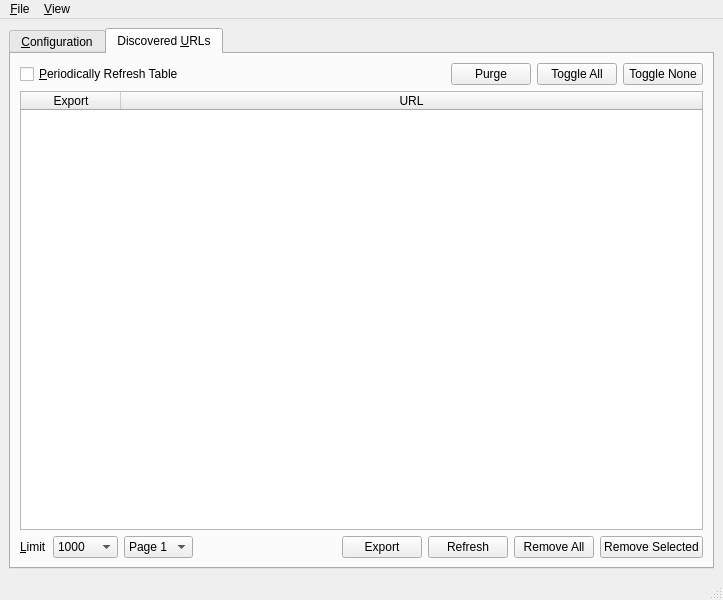
First picture: the form in UI/pandemonium.ui, repository nurfalie/pandamonium, before the edit.
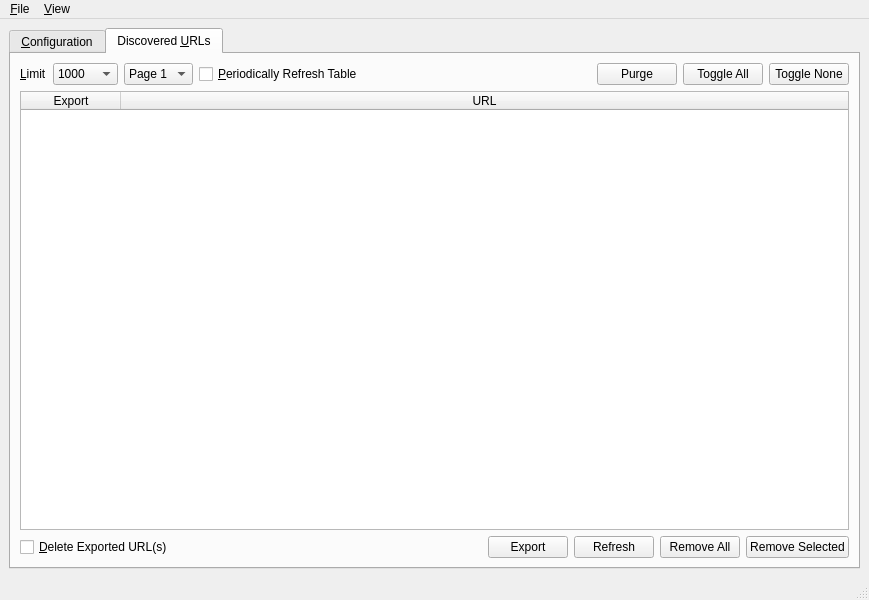
Second picture: the form after the edit. The open tabs and pages were chosen to show the change. Icons and pictures are not drawn.

Commit message: Optionally remove exported URLs.

Diff of the .ui file:
```diff
--- a/UI/pandemonium.ui
+++ b/UI/pandemonium.ui
@@ -6,7 +6,7 @@
    <rect>
     <x>0</x>
     <y>0</y>
-    <width>723</width>
+    <width>869</width>
     <height>600</height>
    </rect>
   </property>
@@ -449,6 +449,60 @@
        <layout class="QVBoxLayout" name="verticalLayout_4">
         <item>
          <layout class="QHBoxLayout" name="horizontalLayout_5">
+          <item>
+           <widget class="QLabel" name="label_8">
+            <property name="text">
+             <string>&amp;Limit</string>
+            </property>
+            <property name="buddy">
+             <cstring>page_limit</cstring>
+            </property>
+           </widget>
+          </item>
+          <item>
+           <widget class="QComboBox" name="page_limit">
+            <property name="sizeAdjustPolicy">
+             <enum>QComboBox::AdjustToContents</enum>
+            </property>
+            <item>
+             <property name="text">
+              <string>1000</string>
+             </property>
+            </item>
+            <item>
+             <property name="text">
+              <string>2500</string>
+             </property>
+            </item>
+            <item>
+             <property name="text">
+              <string>5000</string>
+             </property>
+            </item>
+            <item>
+             <property name="text">
+              <string>7500</string>
+             </property>
+            </item>
+            <item>
+             <property name="text">
+              <string>10000</string>
+             </property>
+            </item>
+           </widget>
+          </item>
+          <item>
+           <widget class="QComboBox" name="page">
+            <property name="sizeAdjustPolicy">
+             <enum>QComboBox::AdjustToContents</enum>
+            </property>
+            <item>
+             <property name="text">
+              <string>Page 1</string>
+             </property>
+            </item>
+           </widget>
+          </item>
           <item>
            <widget class="QCheckBox" name="periodically_list_parsed_urls">
             <property name="text">
@@ -537,57 +591,10 @@
         <item>
          <layout class="QHBoxLayout" name="horizontalLayout_6">
           <item>
-           <widget class="QLabel" name="label_8">
+           <widget class="QCheckBox" name="delete_exported_urls">
             <property name="text">
-             <string>&amp;Limit</string>
+             <string>&amp;Delete Exported URL(s)</string>
             </property>
-            <property name="buddy">
-             <cstring>page_limit</cstring>
-            </property>
-           </widget>
-          </item>
-          <item>
-           <widget class="QComboBox" name="page_limit">
-            <property name="sizeAdjustPolicy">
-             <enum>QComboBox::AdjustToContents</enum>
-            </property>
-            <item>
-             <property name="text">
-              <string>1000</string>
-             </property>
-            </item>
-            <item>
-             <property name="text">
-              <string>2500</string>
-             </property>
-            </item>
-            <item>
-             <property name="text">
-              <string>5000</string>
-             </property>
-            </item>
-            <item>
-             <property name="text">
-              <string>7500</string>
-             </property>
-            </item>
-            <item>
-             <property name="text">
-              <string>10000</string>
-             </property>
-            </item>
-           </widget>
-          </item>
-          <item>
-           <widget class="QComboBox" name="page">
-            <property name="sizeAdjustPolicy">
-             <enum>QComboBox::AdjustToContents</enum>
-            </property>
-            <item>
-             <property name="text">
-              <string>Page 1</string>
-             </property>
-            </item>
            </widget>
           </item>
           <item>
@@ -660,7 +667,7 @@
     <rect>
      <x>0</x>
      <y>0</y>
-     <width>723</width>
+     <width>869</width>
      <height>27</height>
     </rect>
    </property>
```
Left out of the diff: 5 changed lines with no effect on the pictures. The commit also changes 2 other files.
